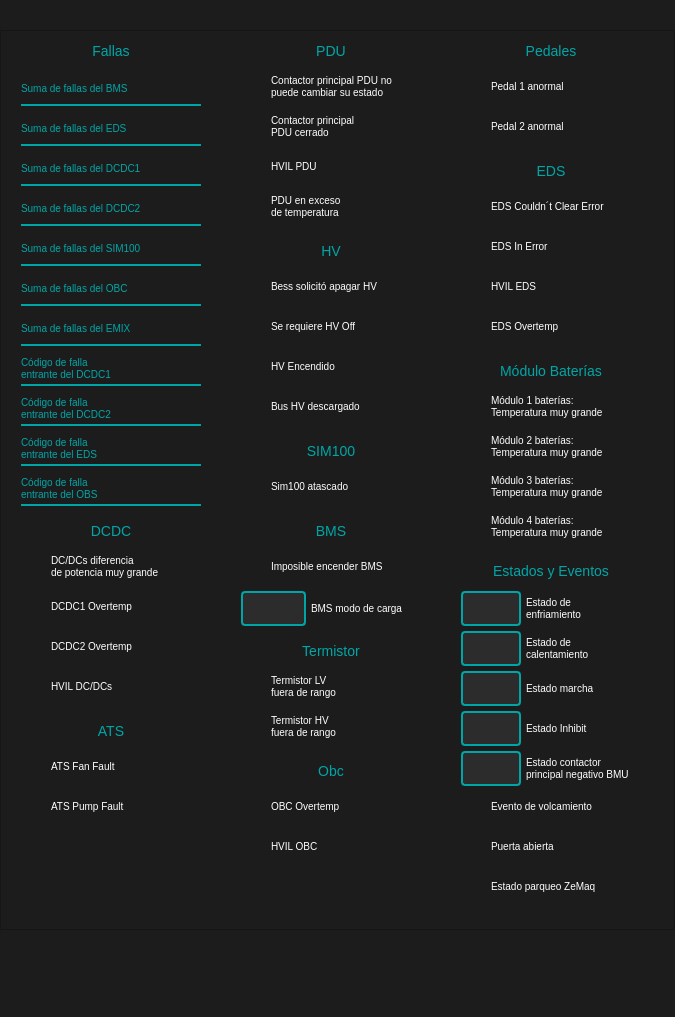
Before: the Qt Designer form processvarswidget.ui in Panchoo0/pantalla-tornado, drawn with Qt 5.
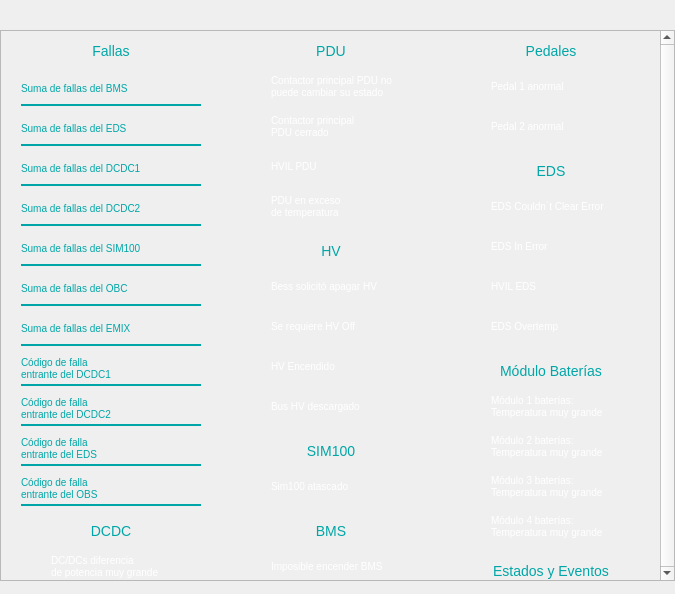
After: the same form once the commit is applied. Custom widgets are drawn as their Qt base class.

Patch:
```diff
--- a/processvarswidget.ui
+++ b/processvarswidget.ui
@@ -7,14 +7,25 @@
     <x>0</x>
     <y>0</y>
     <width>675</width>
-    <height>1017</height>
+    <height>594</height>
    </rect>
   </property>
   <property name="windowTitle">
    <string>Form</string>
   </property>
   <property name="styleSheet">
-   <string notr="true">background: #1c1c1c;</string>
+   <string notr="true">background-color:  #1c1c1c;
+
+QScrollBar::vertical {
+        background: #32CC99;
+};
+
+
+
+
+
+
+</string>
   </property>
   <widget class="QScrollArea" name="scrollArea">
    <property name="geometry">
@@ -22,7 +33,7 @@
      <x>0</x>
      <y>30</y>
      <width>675</width>
-     <height>900</height>
+     <height>551</height>
     </rect>
    </property>
    <property name="styleSheet">
@@ -40,33 +51,24 @@
 	border-radius: 10px;
 }</string>
    </property>
+   <property name="verticalScrollBarPolicy">
+    <enum>Qt::ScrollBarAlwaysOn</enum>
+   </property>
+   <property name="sizeAdjustPolicy">
+    <enum>QAbstractScrollArea::AdjustToContentsOnFirstShow</enum>
+   </property>
    <property name="widgetResizable">
-    <bool>true</bool>
+    <bool>false</bool>
    </property>
    <widget class="QWidget" name="scrollAreaWidgetContents">
     <property name="geometry">
      <rect>
       <x>0</x>
       <y>0</y>
-      <width>673</width>
-      <height>898</height>
+      <width>659</width>
+      <height>549</height>
      </rect>
     </property>
-    <property name="styleSheet">
-     <string notr="true">::sub-page:vertical {
-background-color: #84CEC3;
-}
-
-::add-page:vertical {
-background-color: #84CEC3;
-border-radius: 20px;
-}
-
-::handle {
-	background-color: #00A6A7;
-	border-radius: 10px;
-}</string>
-    </property>
     <widget class="QWidget" name="column1" native="true">
      <property name="geometry">
       <rect>
```
